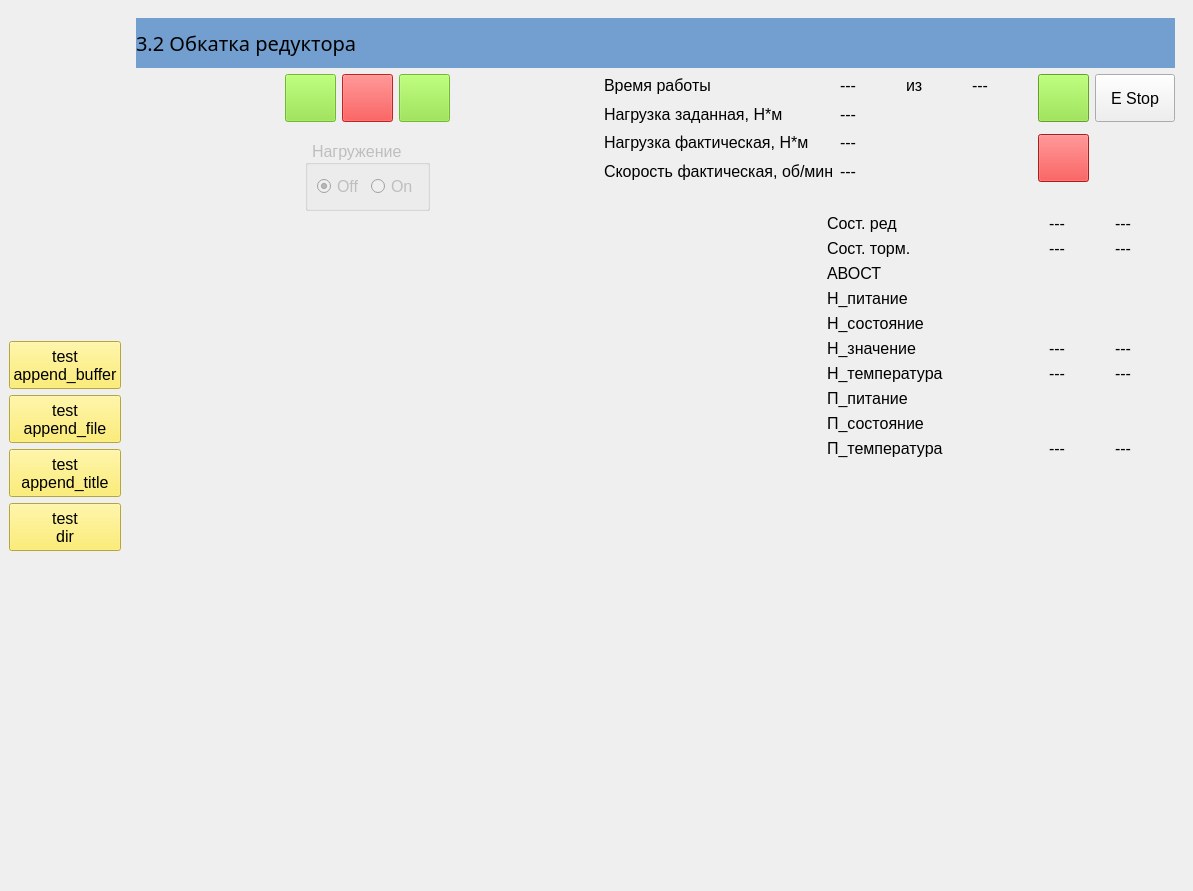
First picture: the form in BallScrewVCP2.ui, repository Ornstein89/BallScrewControl_QtVCP, before the edit.
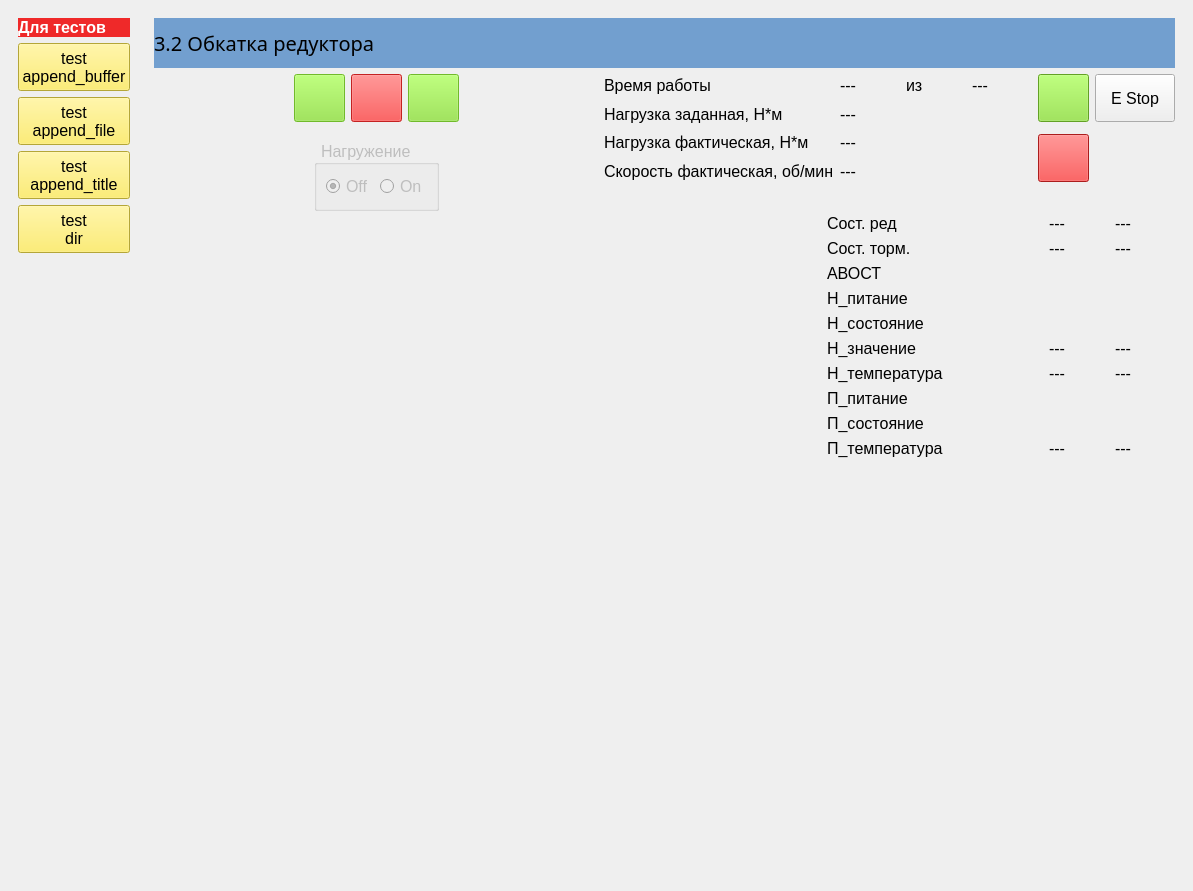
Second picture: the form after the edit. Icons and pictures are not drawn. Custom widgets are drawn as their Qt base class.

```diff
--- a/BallScrewVCP2.ui
+++ b/BallScrewVCP2.ui
@@ -38,6 +38,92 @@
   </property>
   <widget class="QWidget" name="centralwidget">
    <layout class="QGridLayout" name="gridLayout">
+    <item row="0" column="0">
+     <widget class="QWidget" name="widget" native="true">
+      <property name="styleSheet">
+       <string notr="true">#widget {
+background-image: url(./resources/stripes.png);
+}</string>
+      </property>
+      <layout class="QGridLayout" name="gridLayout_3">
+       <item row="3" column="0">
+        <widget class="PushButton" name="btnAppend_Title32">
+         <property name="styleSheet">
+          <string notr="true">background-color: rgb(252, 233, 79);</string>
+         </property>
+         <property name="text">
+          <string>test
+append_title</string>
+         </property>
+        </widget>
+       </item>
+       <item row="1" column="0">
+        <widget class="PushButton" name="btnAppend_Buffer32">
+         <property name="styleSheet">
+          <string notr="true">background-color: rgb(252, 233, 79);</string>
+         </property>
+         <property name="text">
+          <string>test
+append_buffer</string>
+         </property>
+        </widget>
+       </item>
+       <item row="2" column="0">
+        <widget class="PushButton" name="btnAppend_File32">
+         <property name="styleSheet">
+          <string notr="true">background-color: rgb(252, 233, 79);</string>
+         </property>
+         <property name="text">
+          <string>test
+append_file</string>
+         </property>
+        </widget>
+       </item>
+       <item row="5" column="0">
+        <spacer name="verticalSpacer">
+         <property name="orientation">
+          <enum>Qt::Vertical</enum>
+         </property>
+         <property name="sizeHint" stdset="0">
+          <size>
+           <width>20</width>
+           <height>40</height>
+          </size>
+         </property>
+        </spacer>
+       </item>
+       <item row="4" column="0">
+        <widget class="PushButton" name="btnTestDir">
+         <property name="styleSheet">
+          <string notr="true">background-color: rgb(252, 233, 79);</string>
+         </property>
+         <property name="text">
+          <string>test
+dir</string>
+         </property>
+         <property name="checkable">
+          <bool>true</bool>
+         </property>
+        </widget>
+       </item>
+       <item row="0" column="0">
+        <widget class="QLabel" name="label">
+         <property name="styleSheet">
+          <string notr="true">color: rgb(255, 255, 255);
+background-color: rgb(239, 41, 41);
+font: bold</string>
+         </property>
+         <property name="text">
+          <string>Для тестов</string>
+         </property>
+         <property name="margin">
+          <number>5</number>
+         </property>
+        </widget>
+       </item>
+      </layout>
+     </widget>
+    </item>
     <item row="0" column="1">
      <widget class="QStackedWidget" name="stackedWidget">
       <property name="currentIndex">
@@ -888,83 +974,6 @@
       </widget>
      </widget>
     </item>
-    <item row="0" column="0">
-     <layout class="QVBoxLayout" name="verticalLayout_3">
-      <item>
-       <spacer name="verticalSpacer_2">
-        <property name="orientation">
-         <enum>Qt::Vertical</enum>
-        </property>
-        <property name="sizeHint" stdset="0">
-         <size>
-          <width>20</width>
-          <height>40</height>
-         </size>
-        </property>
-       </spacer>
-      </item>
-      <item>
-       <widget class="PushButton" name="btnAppend_Buffer32">
-        <property name="styleSheet">
-         <string notr="true">background-color: rgb(252, 233, 79);</string>
-        </property>
-        <property name="text">
-         <string>test
-append_buffer</string>
-        </property>
-       </widget>
-      </item>
-      <item>
-       <widget class="PushButton" name="btnAppend_File32">
-        <property name="styleSheet">
-         <string notr="true">background-color: rgb(252, 233, 79);</string>
-        </property>
-        <property name="text">
-         <string>test
-append_file</string>
-        </property>
-       </widget>
-      </item>
-      <item>
-       <widget class="PushButton" name="btnAppend_Title32">
-        <property name="styleSheet">
-         <string notr="true">background-color: rgb(252, 233, 79);</string>
-        </property>
-        <property name="text">
-         <string>test
-append_title</string>
-        </property>
-       </widget>
-      </item>
-      <item>
-       <widget class="PushButton" name="btnTestDir">
-        <property name="styleSheet">
-         <string notr="true">background-color: rgb(252, 233, 79);</string>
-        </property>
-        <property name="text">
-         <string>test
-dir</string>
-        </property>
-        <property name="checkable">
-         <bool>true</bool>
-        </property>
-       </widget>
-      </item>
-      <item>
-       <spacer name="verticalSpacer">
-        <property name="orientation">
-         <enum>Qt::Vertical</enum>
-        </property>
-        <property name="sizeHint" stdset="0">
-         <size>
-          <width>20</width>
-          <height>40</height>
-         </size>
-        </property>
-       </spacer>
-      </item>
-     </layout>
-    </item>
    </layout>
   </widget>
  </widget>
```
